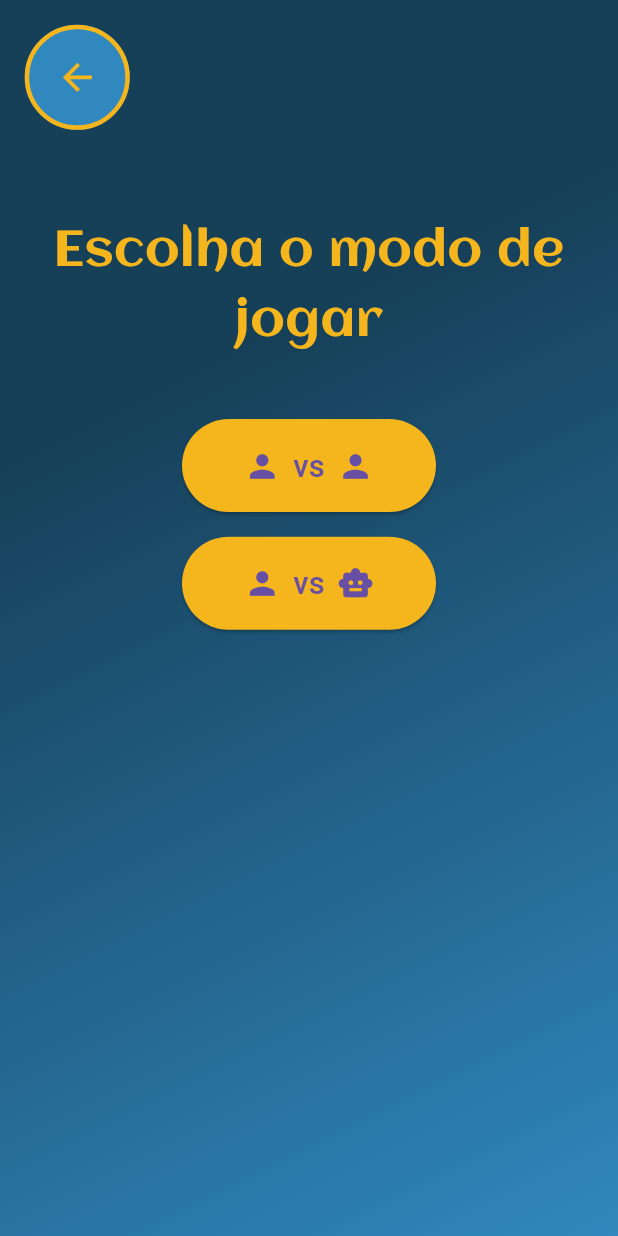
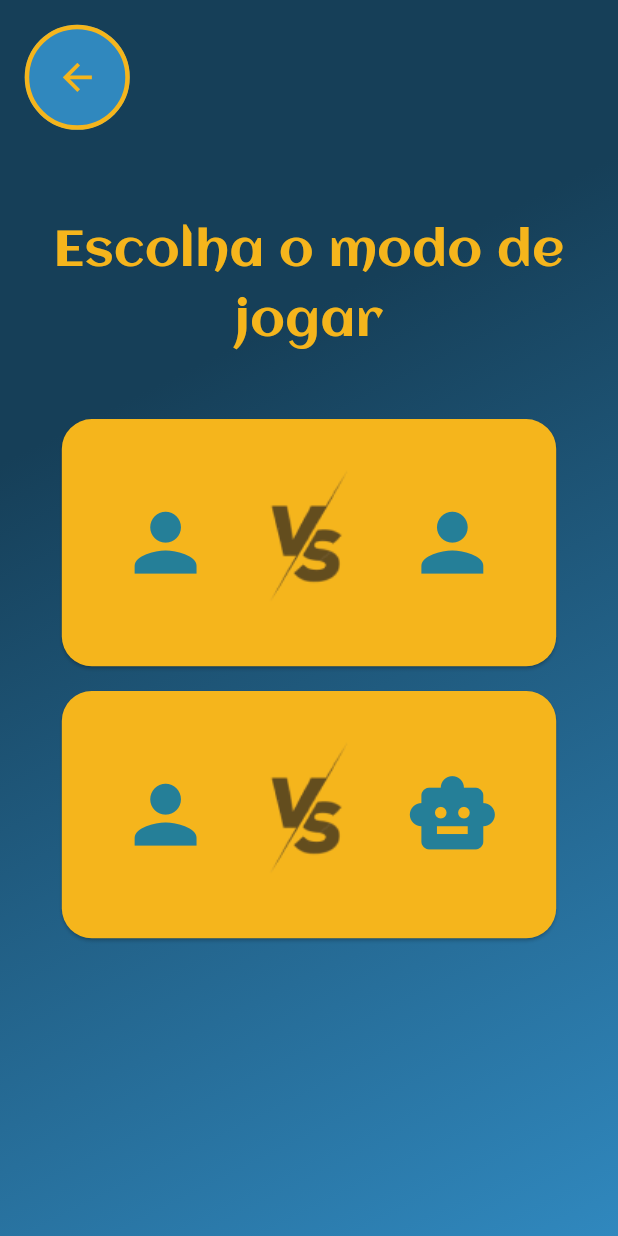
Before and after one commit to anawcarol/Jogo-dos-caminhos, a Flutter app: the screen it shows after launch, on a phone screen of 412 x 824 dp. Run offline on Flutter 3.47's test engine with Material 3 defaults, Android fonts, the phone set to English and light mode, and no system bars.

Commit message:
Finalizando choose_screen

```diff
--- a/jogo_dos_caminhos/lib/components/choose_screen.dart
+++ b/jogo_dos_caminhos/lib/components/choose_screen.dart
@@ -14,7 +14,8 @@ class GameModeScreen extends StatelessWidget {
           children: [
             // Botão de voltar no topo
             Padding(
-              padding: EdgeInsets.all(screenWidth * 0.04), // 4% da largura da tela
+              padding:
+                  EdgeInsets.all(screenWidth * 0.04), // 4% da largura da tela
               child: Align(
                 alignment: Alignment.topLeft,
                 child: ElevatedButton(
@@ -25,7 +26,8 @@ class GameModeScreen extends StatelessWidget {
                   style: ElevatedButton.styleFrom(
                     shape: CircleBorder(),
                     backgroundColor: Color(0xFF3088BE),
-                    padding: EdgeInsets.all(screenWidth * 0.05), // 5% da largura
+                    padding:
+                        EdgeInsets.all(screenWidth * 0.05), // 5% da largura
                     shadowColor: Colors.transparent,
                     side: BorderSide(
                       color: Color(0xFFF5B51C),
@@ -56,60 +58,71 @@ class GameModeScreen extends StatelessWidget {
             ),
 
             // Botão Jogador vs Jogador
-            ElevatedButton(
+            SizedBox(
+              height: MediaQuery.of(context).size.height * 0.20,
+              width: MediaQuery.of(context).size.width * 0.80,
+              child: ElevatedButton(
                 onPressed: () {
                   // Lógica para iniciar o modo jogador vs jogador
                 },
                 style: ElevatedButton.styleFrom(
                   backgroundColor: Color(0xFFF5B51C),
-                padding: EdgeInsets.symmetric(
-                  vertical: screenHeight * 0.02, // 2% da altura
-                  horizontal: screenWidth * 0.1, // 10% da largura
+                  shape: RoundedRectangleBorder(
+                    borderRadius: BorderRadius.circular(20),
                   ),
                 ),
                 child: Row(
                   mainAxisSize: MainAxisSize.min,
                   mainAxisAlignment: MainAxisAlignment.center,
                   children: [
-                  Icon(Icons.person, size: screenWidth * 0.06),
-                  SizedBox(width: screenWidth * 0.02), // Espaçamento entre os ícones
-                  Text(
-                    'vs',
-                    style: TextStyle(fontSize: screenWidth * 0.05),
+                    Icon(Icons.person,
+                        size: screenWidth * 0.15, color: Color(0xFF257F98)),
+                    SizedBox(
+                        width:
+                            screenWidth * 0.02), // Espaçamento entre os ícones
+                    Image.asset(
+                      'assets/imagens/image_vs.png'
                     ),
                     SizedBox(width: screenWidth * 0.02),
-                  Icon(Icons.person, size: screenWidth * 0.06),
+                    Icon(Icons.person,
+                        size: screenWidth * 0.15, color: Color(0xFF257F98)),
                   ],
                 ),
               ),
+            ),
 
-            SizedBox(height: screenHeight * 0.02), // Espaçamento entre os botões
+            SizedBox(
+                height: screenHeight * 0.02), // Espaçamento entre os botões
 
             // Botão Jogador vs Máquina
-            ElevatedButton(
+            SizedBox(
+              height: MediaQuery.of(context).size.height * 0.20,
+              width: MediaQuery.of(context).size.width * 0.8,
+              child: ElevatedButton(
                 onPressed: () {
                   // Lógica para iniciar o modo jogador vs máquina
                 },
                 style: ElevatedButton.styleFrom(
                   backgroundColor: Color(0xFFF5B51C),
-                padding: EdgeInsets.symmetric(
-                  vertical: screenHeight * 0.02,
-                  horizontal: screenWidth * 0.1,
+                  shape: RoundedRectangleBorder(
+                    borderRadius: BorderRadius.circular(20),
                   ),
                 ),
                 child: Row(
                   mainAxisSize: MainAxisSize.min,
                   mainAxisAlignment: MainAxisAlignment.center,
                   children: [
-                  Icon(Icons.person, size: screenWidth * 0.06),
+                    Icon(Icons.person,
+                        size: screenWidth * 0.15, color: Color(0xFF257F98)),
                     SizedBox(width: screenWidth * 0.02),
-                  Text(
-                    'vs',
-                    style: TextStyle(fontSize: screenWidth * 0.05),
+                    Image.asset(
+                      'assets/imagens/image_vs.png'
                     ),
                     SizedBox(width: screenWidth * 0.02),
-                  Icon(Icons.smart_toy, size: screenWidth * 0.06),
+                    Icon(Icons.smart_toy,
+                        size: screenWidth * 0.15, color: Color(0xFF257F98)),
                   ],
+                ),
               ),
             ),
 
--- a/jogo_dos_caminhos/pubspec.yaml
+++ b/jogo_dos_caminhos/pubspec.yaml
@@ -29,9 +29,8 @@ flutter:
   uses-material-design: true
 
   # To add assets to your application, add an assets section, like this:
-  # assets:
-  #   - images/a_dot_burr.jpeg
-  #   - images/a_dot_ham.jpeg
+  assets:
+    - assets/imagens/image_vs.png
 
   # An image asset can refer to one or more resolution-specific "variants", see
   # https://flutter.dev/to/resolution-aware-images
```
Also changed, not shown: jogo_dos_caminhos/assets/imagens/image_vs.png (added). Lines whose indentation alone changed are shown as unchanged.
